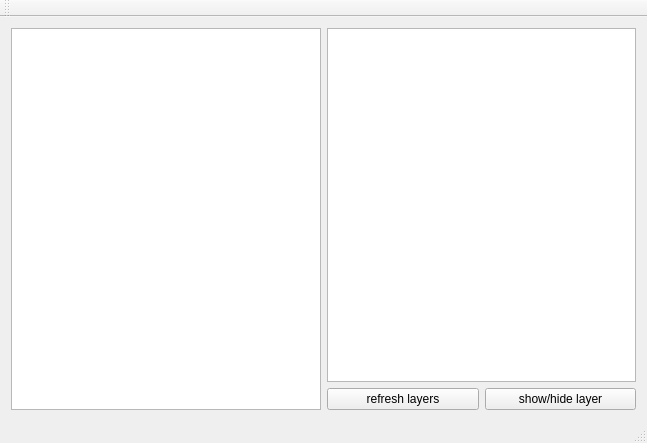
Qt form mainwindow.ui (MAPSWorks/MapProject) before a commit.
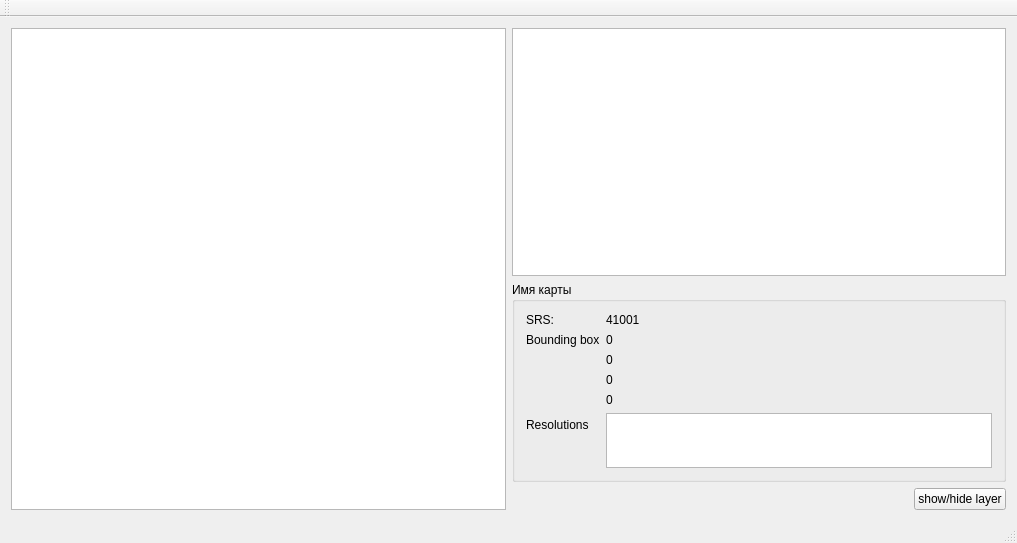
The same form after that commit. Custom widgets are drawn as their Qt base class.

What changed in the file:
```diff
--- a/mainwindow.ui
+++ b/mainwindow.ui
@@ -6,8 +6,8 @@
    <rect>
     <x>0</x>
     <y>0</y>
-    <width>647</width>
-    <height>443</height>
+    <width>1017</width>
+    <height>543</height>
    </rect>
   </property>
   <property name="windowTitle">
@@ -21,25 +21,103 @@
     <item>
      <layout class="QVBoxLayout" name="verticalLayout">
       <item>
-       <widget class="QTreeWidget" name="treeWidget">
-        <attribute name="headerVisible">
-         <bool>false</bool>
-        </attribute>
-        <column>
-         <property name="text">
-          <string notr="true">1</string>
-         </property>
-        </column>
+       <widget class="QListWidget" name="listWidget"/>
+      </item>
+      <item>
+       <widget class="QGroupBox" name="mapBox">
+        <property name="maximumSize">
+         <size>
+          <width>16777215</width>
+          <height>200</height>
+         </size>
+        </property>
+        <property name="title">
+         <string>Имя карты</string>
+        </property>
+        <layout class="QFormLayout" name="formLayout">
+         <item row="0" column="0">
+          <widget class="QLabel" name="label">
+           <property name="text">
+            <string>SRS:</string>
+           </property>
+          </widget>
+         </item>
+         <item row="0" column="1">
+          <widget class="QLabel" name="label_2">
+           <property name="text">
+            <string>41001</string>
+           </property>
+          </widget>
+         </item>
+         <item row="1" column="0">
+          <widget class="QLabel" name="label_3">
+           <property name="text">
+            <string>Bounding box</string>
+           </property>
+          </widget>
+         </item>
+         <item row="1" column="1">
+          <widget class="QLabel" name="xMinLbl">
+           <property name="text">
+            <string>0</string>
+           </property>
+          </widget>
+         </item>
+         <item row="2" column="1">
+          <widget class="QLabel" name="yMinLbl">
+           <property name="text">
+            <string>0</string>
+           </property>
+          </widget>
+         </item>
+         <item row="3" column="1">
+          <widget class="QLabel" name="xMaxLbl">
+           <property name="text">
+            <string>0</string>
+           </property>
+          </widget>
+         </item>
+         <item row="4" column="1">
+          <widget class="QLabel" name="yMaxLbl">
+           <property name="text">
+            <string>0</string>
+           </property>
+          </widget>
+         </item>
+         <item row="5" column="0">
+          <widget class="QLabel" name="label_5">
+           <property name="text">
+            <string>Resolutions</string>
+           </property>
+          </widget>
+         </item>
+         <item row="5" column="1">
+          <widget class="QListWidget" name="listWidget">
+           <property name="maximumSize">
+            <size>
+             <width>16777215</width>
+             <height>120</height>
+            </size>
+           </property>
+          </widget>
+         </item>
+        </layout>
        </widget>
       </item>
       <item>
        <layout class="QHBoxLayout" name="horizontalLayout_2">
         <item>
-         <widget class="QPushButton" name="pushButton_2">
-          <property name="text">
-           <string>refresh layers</string>
+         <spacer name="horizontalSpacer">
+          <property name="orientation">
+           <enum>Qt::Horizontal</enum>
           </property>
-         </widget>
+          <property name="sizeHint" stdset="0">
+           <size>
+            <width>40</width>
+            <height>20</height>
+           </size>
+          </property>
+         </spacer>
         </item>
         <item>
          <widget class="QPushButton" name="pushButton">
```
Left out of the diff: 4 changed lines with no effect on the pictures.
